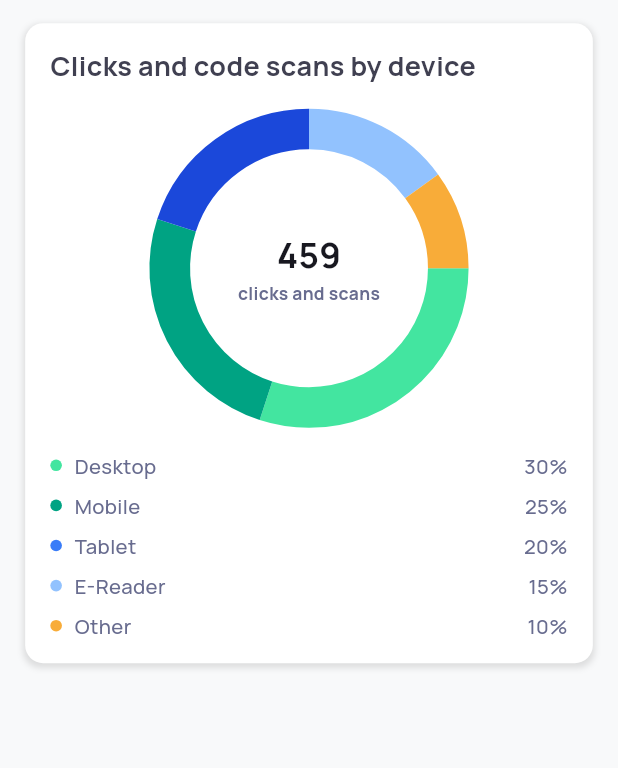
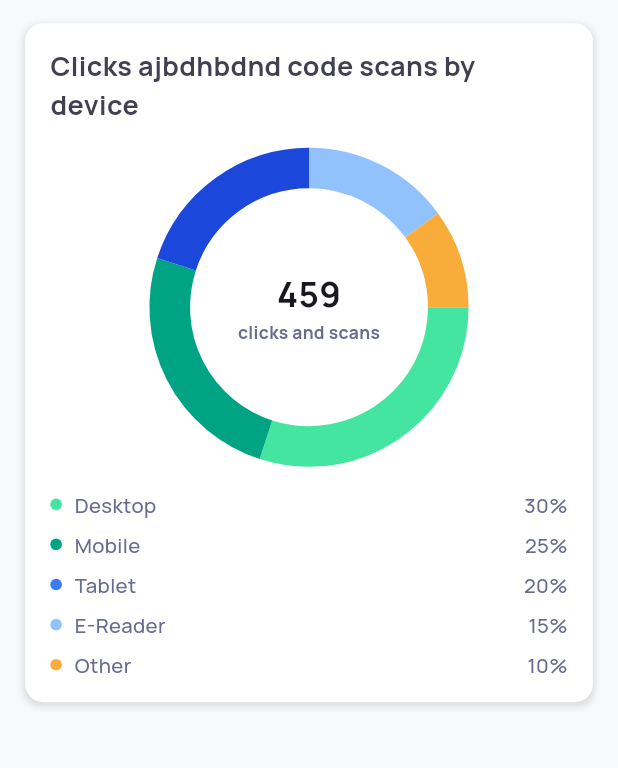
Before and after one commit to Amir-HShahi/Shortener-Flutter, a Flutter app: the AnalyticsScreen screen opened by its route, on a phone screen of 412 x 824 dp, the part 87-855 px from its top. Run offline on Flutter 3.47's test engine with Material 3 defaults, Android fonts, the phone set to English and light mode, and no system bars; drawn by our look-alikes of fl_chart; our stand-ins replace expandable_text, google_fonts, qr_flutter, shared_preferences; accounts and stored records are empty.

Commit message:
text changed

```diff
--- a/lib/view/analytics_screen.dart
+++ b/lib/view/analytics_screen.dart
@@ -44,7 +44,7 @@ class AnalyticsScreen extends StatelessWidget {
             mainAxisAlignment: MainAxisAlignment.start,
             children: [
               Text(
-                "Clicks and code scans by device",
+                "Clicks ajbdhbdnd code scans by device",
                 style: GoogleFonts.manrope(
                     fontSize: 18, fontWeight: FontWeight.bold),
               ),
```
